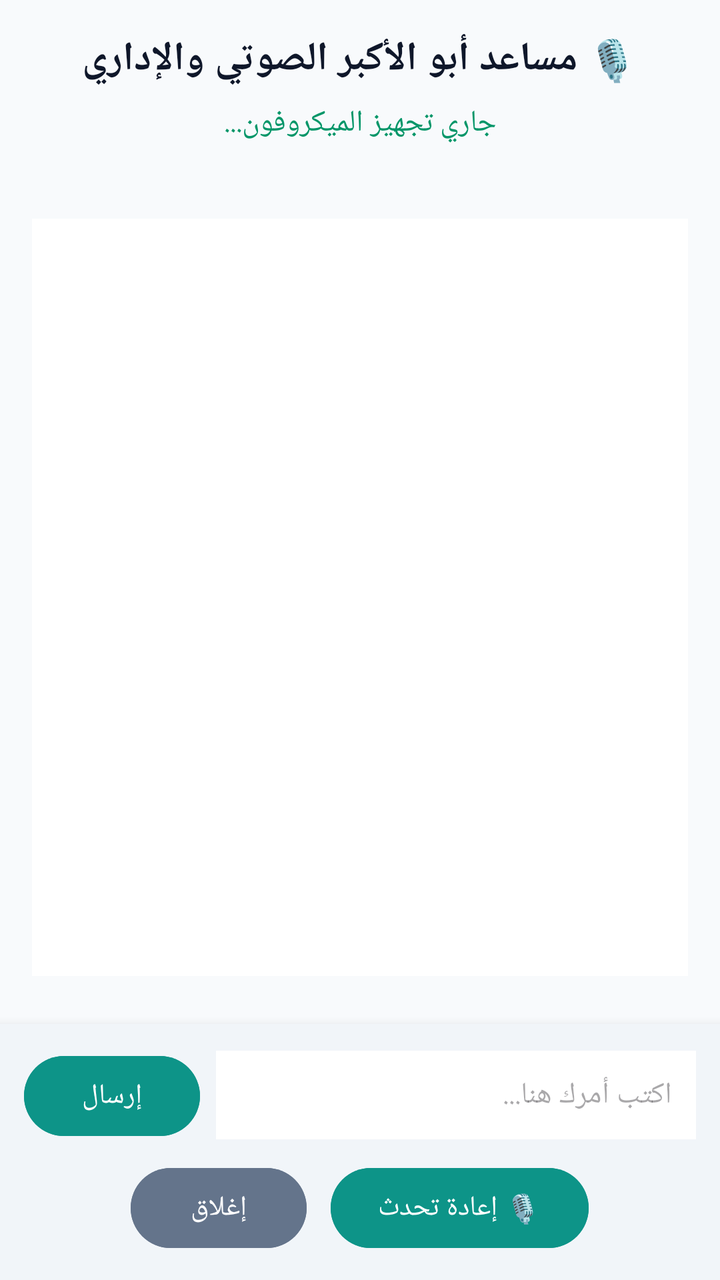
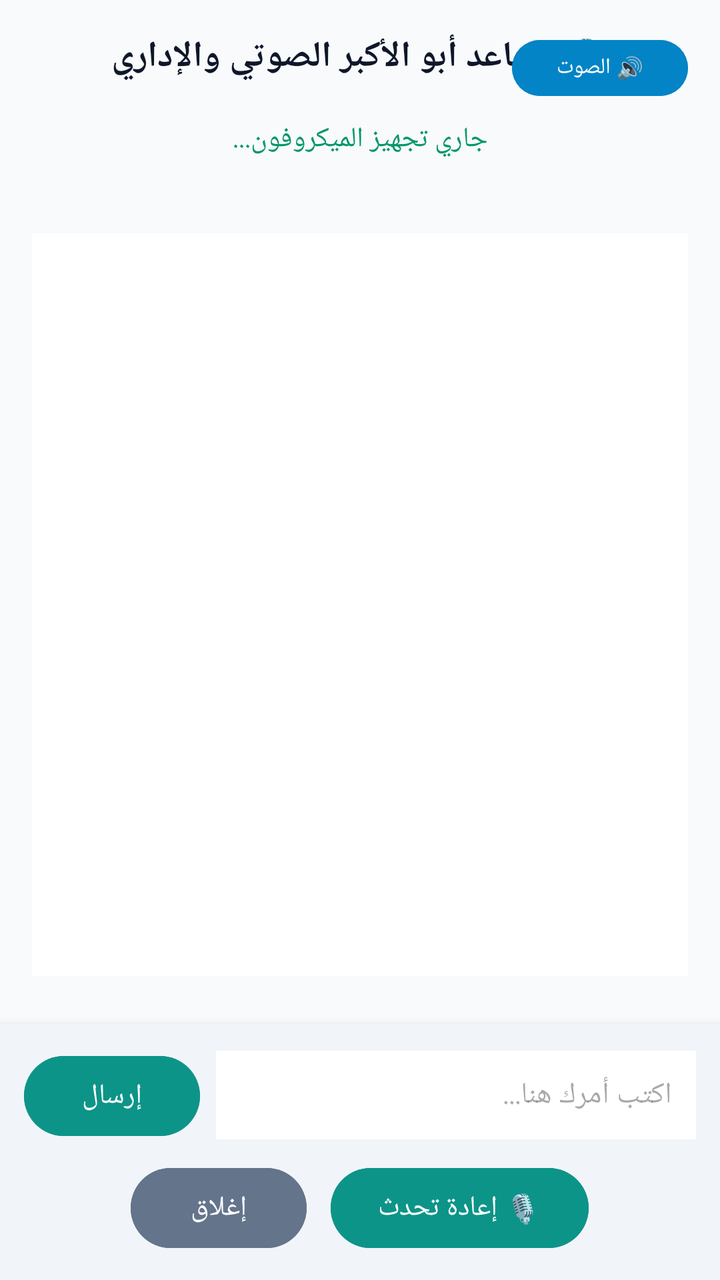

Before-and-after screenshots of an Android layout around one commit, followed by the original layout XML and the change that was made.
<!-- AndroidManifest.xml: activity theme Theme.Material3.DayNight.NoActionBar -->
<!-- res/layout/activity_voice_assistant.xml -->
<?xml version="1.0" encoding="utf-8"?>
<RelativeLayout xmlns:android="http://schemas.android.com/apk/res/android"
    android:layout_width="match_parent"
    android:layout_height="match_parent"
    android:background="#F8FAFC"
    android:fitsSystemWindows="true"
    android:layoutDirection="rtl">

    
    <LinearLayout
        android:layout_width="match_parent"
        android:layout_height="match_parent"
        android:orientation="vertical"
        android:padding="16dp"
        android:layout_above="@id/bottomControlsContainer"
        android:gravity="center_horizontal">

        <TextView
            android:id="@+id/tvTitle"
            android:layout_width="wrap_content"
            android:layout_height="wrap_content"
            android:text="🎙️ مساعد أبو الأكبر الصوتي والإداري"
            android:textSize="20sp"
            android:textStyle="bold"
            android:textColor="#0F172A"
            android:layout_marginBottom="8dp" />

        <TextView
            android:id="@+id/tvStatus"
            android:layout_width="match_parent"
            android:layout_height="wrap_content"
            android:text="جاري تجهيز الميكروفون..."
            android:textSize="15sp"
            android:textColor="#059669"
            android:gravity="center"
            android:layout_marginBottom="8dp" />

        <ProgressBar
            android:id="@+id/progressBar"
            android:layout_width="wrap_content"
            android:layout_height="wrap_content"
            android:visibility="gone"
            android:layout_marginBottom="8dp" />

        <TextView
            android:id="@+id/tvTranscript"
            android:layout_width="match_parent"
            android:layout_height="wrap_content"
            android:textSize="16sp"
            android:textStyle="bold"
            android:textColor="#1E293B"
            android:gravity="center"
            android:layout_marginBottom="8dp" />

        <ScrollView
            android:layout_width="match_parent"
            android:layout_height="0dp"
            android:layout_weight="1"
            android:background="#FFFFFF"
            android:padding="12dp"
            android:layout_marginBottom="8dp">

            <LinearLayout
                android:layout_width="match_parent"
                android:layout_height="wrap_content"
                android:orientation="vertical">

                <TextView
                    android:id="@+id/tvResponse"
                    android:layout_width="match_parent"
                    android:layout_height="wrap_content"
                    android:textSize="15sp"
                    android:textColor="#334155"
                    android:lineSpacingExtra="4dp" />

                
                <LinearLayout
                    android:id="@+id/buttonsContainer"
                    android:layout_width="match_parent"
                    android:layout_height="wrap_content"
                    android:orientation="vertical"
                    android:layout_marginTop="12dp" />

            </LinearLayout>
        </ScrollView>
    </LinearLayout>

    
    <LinearLayout
        android:id="@+id/bottomControlsContainer"
        android:layout_width="match_parent"
        android:layout_height="wrap_content"
        android:layout_alignParentBottom="true"
        android:orientation="vertical"
        android:background="#F1F5F9"
        android:padding="12dp"
        android:elevation="8dp">

        <LinearLayout
            android:layout_width="match_parent"
            android:layout_height="wrap_content"
            android:orientation="horizontal"
            android:layout_marginBottom="8dp">

            <EditText
                android:id="@+id/etCommandInput"
                android:layout_width="0dp"
                android:layout_height="wrap_content"
                android:layout_weight="1"
                android:hint="اكتب أمرك هنا..."
                android:textSize="15sp"
                android:padding="12dp"
                android:background="#FFFFFF"
                android:textColor="#0F172A"
                android:layout_marginEnd="8dp"
                android:maxLines="3" />

            <Button
                android:id="@+id/btnSendText"
                android:layout_width="wrap_content"
                android:layout_height="wrap_content"
                android:text="إرسال"
                android:backgroundTint="#0D9488"
                android:textColor="#FFFFFF" />
        </LinearLayout>

        <LinearLayout
            android:layout_width="match_parent"
            android:layout_height="wrap_content"
            android:orientation="horizontal"
            android:gravity="center">

            <Button
                android:id="@+id/btnRetryMic"
                android:layout_width="wrap_content"
                android:layout_height="wrap_content"
                android:text="🎙️ إعادة تحدث"
                android:backgroundTint="#0D9488"
                android:textColor="#FFFFFF"
                android:layout_marginEnd="12dp" />

            <Button
                android:id="@+id/btnClose"
                android:layout_width="wrap_content"
                android:layout_height="wrap_content"
                android:text="إغلاق"
                android:backgroundTint="#64748B"
                android:textColor="#FFFFFF" />
        </LinearLayout>

    </LinearLayout>

</RelativeLayout>
<!-- resources referenced by this layout -->
<resources>

</resources>

<!-- the commit's change to res/layout/activity_voice_assistant.xml (unified diff, before → after) -->
@@ -15,22 +15,41 @@
         android:layout_above="@id/bottomControlsContainer"
         android:gravity="center_horizontal">
 
-        <TextView
-            android:id="@+id/tvTitle"
-            android:layout_width="wrap_content"
+        <RelativeLayout
+            android:layout_width="match_parent"
             android:layout_height="wrap_content"
-            android:text="🎙️ مساعد أبو الأكبر الصوتي والإداري"
-            android:textSize="20sp"
-            android:textStyle="bold"
-            android:textColor="#0F172A"
-            android:layout_marginBottom="8dp" />
+            android:layout_marginBottom="8dp">
+
+            <TextView
+                android:id="@+id/tvTitle"
+                android:layout_width="wrap_content"
+                android:layout_height="wrap_content"
+                android:layout_centerHorizontal="true"
+                android:text="🎙️ مساعد أبو الأكبر الصوتي والإداري"
+                android:textSize="18sp"
+                android:textStyle="bold"
+                android:textColor="#0F172A" />
+
+            <Button
+                android:id="@+id/btnToggleTts"
+                android:layout_width="wrap_content"
+                android:layout_height="36dp"
+                android:layout_alignParentStart="true"
+                android:layout_centerVertical="true"
+                android:text="🔊 الصوت"
+                android:textSize="11sp"
+                android:backgroundTint="#0284C7"
+                android:textColor="#FFFFFF"
+                android:paddingLeft="8dp"
+                android:paddingRight="8dp" />
+        </RelativeLayout>
 
         <TextView
             android:id="@+id/tvStatus"
             android:layout_width="match_parent"
             android:layout_height="wrap_content"
             android:text="جاري تجهيز الميكروفون..."
-            android:textSize="15sp"
+            android:textSize="14sp"
             android:textColor="#059669"
             android:gravity="center"
             android:layout_marginBottom="8dp" />
